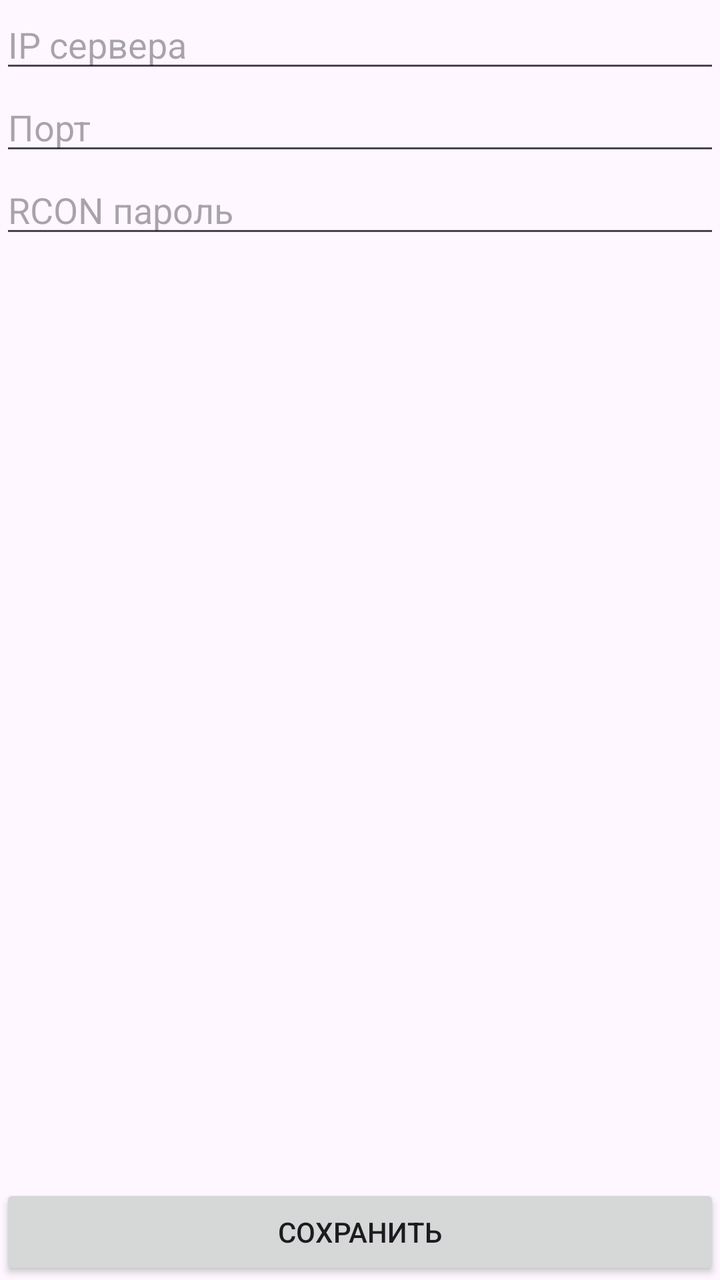
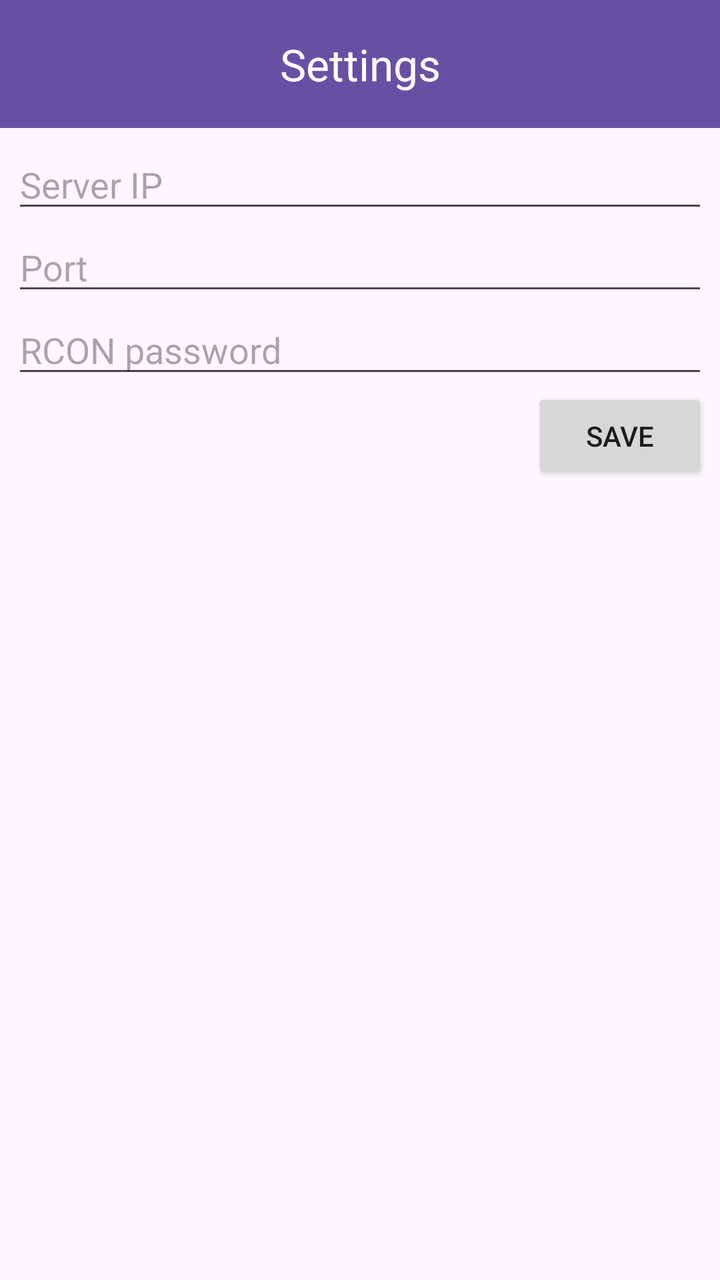

An Android layout rendered at two revisions. The XML below is the earlier revision; the diff shows what the commit changed to produce the second picture.
<!-- AndroidManifest.xml: application theme Theme.RCONGraphicalClient -->
<!-- res/layout/activity_settings.xml -->
<?xml version="1.0" encoding="utf-8"?>
<androidx.constraintlayout.widget.ConstraintLayout xmlns:android="http://schemas.android.com/apk/res/android"
    xmlns:app="http://schemas.android.com/apk/res-auto"
    xmlns:tools="http://schemas.android.com/tools"
    android:id="@+id/settings"
    android:layout_width="match_parent"
    android:layout_height="match_parent"
    tools:context=".SettingsActivity">

    <LinearLayout
        android:layout_width="match_parent"
        android:layout_height="0dp"
        android:orientation="vertical"
        app:layout_constraintBottom_toTopOf="@+id/btnSave"
        app:layout_constraintEnd_toEndOf="parent"
        app:layout_constraintStart_toStartOf="parent"
        app:layout_constraintTop_toTopOf="parent">

        <EditText
            android:id="@+id/etHost"
            android:layout_width="match_parent"
            android:layout_height="wrap_content"
            android:hint="IP сервера" />

        <EditText
            android:id="@+id/etPort"
            android:layout_width="match_parent"
            android:layout_height="wrap_content"
            android:hint="Порт"
            android:inputType="number" />

        <EditText
            android:id="@+id/etPassword"
            android:layout_width="match_parent"
            android:layout_height="wrap_content"
            android:hint="RCON пароль"
            android:inputType="textPassword" />
    </LinearLayout>

    <Button
        android:id="@+id/btnSave"
        android:layout_width="match_parent"
        android:layout_height="wrap_content"
        android:text="Сохранить"
        app:layout_constraintBottom_toBottomOf="parent" />

</androidx.constraintlayout.widget.ConstraintLayout>
<!-- resources referenced by this layout -->
<resources>
  <style name="Theme.RCONGraphicalClient" parent="Base.Theme.RCONGraphicalClient" />
  <style name="Base.Theme.RCONGraphicalClient" parent="Theme.Material3.DayNight.NoActionBar">
          
          
          <item name="materialButtonStyle">@style/NormalButton</item>
          <item name="alertDialogTheme">@style/NormalDialogStyle</item>
          <item name="toolbarStyle">@style/NormalToolbarStyle</item>
      </style>
  <style name="NormalButton" parent="BaseButtonStyle">
      </style>
  <style name="NormalDialogStyle" parent="BaseDialogStyle">
      </style>
  <style name="NormalToolbarStyle" parent="Widget.Material3.Toolbar">
          <item name="titleTextColor">@color/white</item>
          <item name="android:titleTextAppearance">@style/NormalToolbarTitleTextAppearance</item>
          <item name="titleCentered">true</item>
      </style>
  <style name="BaseButtonStyle" parent="Widget.Material3.Button">
          <item name="cornerRadius">4dp</item>
          <item name="android:padding">4dp</item>
          <item name="android:insetRight">2dp</item>
          <item name="android:insetLeft">2dp</item>
          <item name="android:insetTop">2dp</item>
          <item name="android:insetBottom">2dp</item>
          <item name="android:textColor">@color/white</item>
          <item name="android:textSize">16sp</item>
      </style>
  <style name="BaseDialogStyle" parent="Theme.Material3.DayNight.Dialog.Alert">
          <item name="android:textSize">20sp</item>
      </style>
  <color name="white">#FFFFFFFF</color>
  <style name="NormalToolbarTitleTextAppearance" parent="TextAppearance.Material3.TitleMedium">
          <item name="android:textColor">@color/white</item>
          <item name="android:textStyle">bold</item>
      </style>
</resources>

<!-- the commit's change to res/layout/activity_settings.xml (unified diff, before → after) -->
@@ -7,41 +7,58 @@
     android:layout_height="match_parent"
     tools:context=".SettingsActivity">
 
+    <com.google.android.material.appbar.MaterialToolbar
+        android:id="@+id/toolbar2"
+        android:layout_width="match_parent"
+        android:layout_height="wrap_content"
+        android:background="?attr/colorPrimary"
+        android:minHeight="?attr/actionBarSize"
+        android:theme="?attr/actionBarTheme"
+        app:layout_constraintEnd_toEndOf="parent"
+        app:layout_constraintHeight_percent="@fraction/toolbar_height_percent"
+        app:layout_constraintStart_toStartOf="parent"
+        app:layout_constraintTop_toTopOf="parent"
+        app:subtitleCentered="true"
+        app:subtitleTextColor="@color/white"
+        app:title="@string/settings" />
+
     <LinearLayout
+        android:id="@+id/linearLayout"
         android:layout_width="match_parent"
-        android:layout_height="0dp"
+        android:layout_height="wrap_content"
         android:orientation="vertical"
-        app:layout_constraintBottom_toTopOf="@+id/btnSave"
+        android:padding="6dp"
         app:layout_constraintEnd_toEndOf="parent"
         app:layout_constraintStart_toStartOf="parent"
-        app:layout_constraintTop_toTopOf="parent">
+        app:layout_constraintTop_toBottomOf="@+id/toolbar2">
 
         <EditText
             android:id="@+id/etHost"
             android:layout_width="match_parent"
             android:layout_height="wrap_content"
-            android:hint="IP сервера" />
+            android:hint="@string/sever_ip" />
 
         <EditText
             android:id="@+id/etPort"
             android:layout_width="match_parent"
             android:layout_height="wrap_content"
-            android:hint="Порт"
+            android:hint="@string/port"
             android:inputType="number" />
 
         <EditText
             android:id="@+id/etPassword"
             android:layout_width="match_parent"
             android:layout_height="wrap_content"
-            android:hint="RCON пароль"
+            android:hint="@string/rcon_password"
             android:inputType="textPassword" />
+
+        <Button
+            android:id="@+id/btnSave"
+            android:layout_width="wrap_content"
+            android:layout_height="wrap_content"
+            android:layout_gravity="end"
+            android:text="@string/save" />
+
     </LinearLayout>
 
-    <Button
-        android:id="@+id/btnSave"
-        android:layout_width="match_parent"
-        android:layout_height="wrap_content"
-        android:text="Сохранить"
-        app:layout_constraintBottom_toBottomOf="parent" />
-
 </androidx.constraintlayout.widget.ConstraintLayout>
<!-- resource entries referenced after the edit -->
@@ -1,5 +1,11 @@
 <!-- resources referenced by this layout -->
 <resources>
+  <color name="white">#FFFFFFFF</color>
+  <string name="port">Port</string>
+  <string name="rcon_password">RCON password</string>
+  <string name="save">Save</string>
+  <string name="settings">Settings</string>
+  <string name="sever_ip">Server IP</string>
   <style name="Theme.RCONGraphicalClient" parent="Base.Theme.RCONGraphicalClient" />
   <style name="Base.Theme.RCONGraphicalClient" parent="Theme.Material3.DayNight.NoActionBar">
           
@@ -30,7 +36,6 @@
   <style name="BaseDialogStyle" parent="Theme.Material3.DayNight.Dialog.Alert">
           <item name="android:textSize">20sp</item>
       </style>
-  <color name="white">#FFFFFFFF</color>
   <style name="NormalToolbarTitleTextAppearance" parent="TextAppearance.Material3.TitleMedium">
           <item name="android:textColor">@color/white</item>
           <item name="android:textStyle">bold</item>
